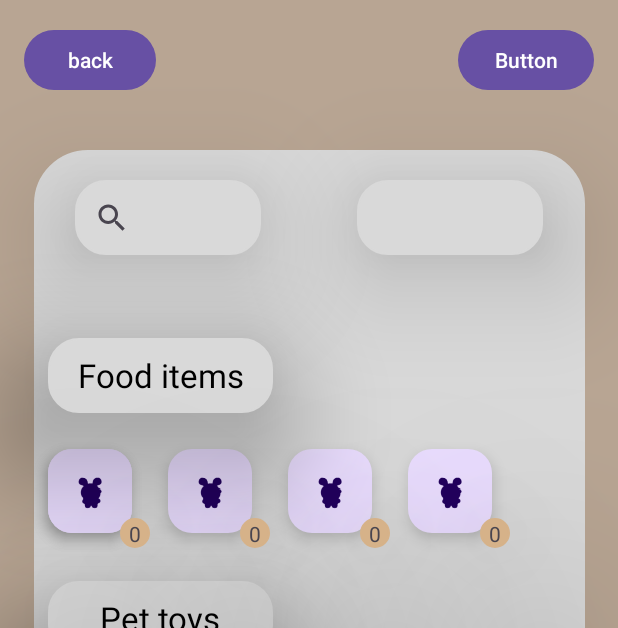
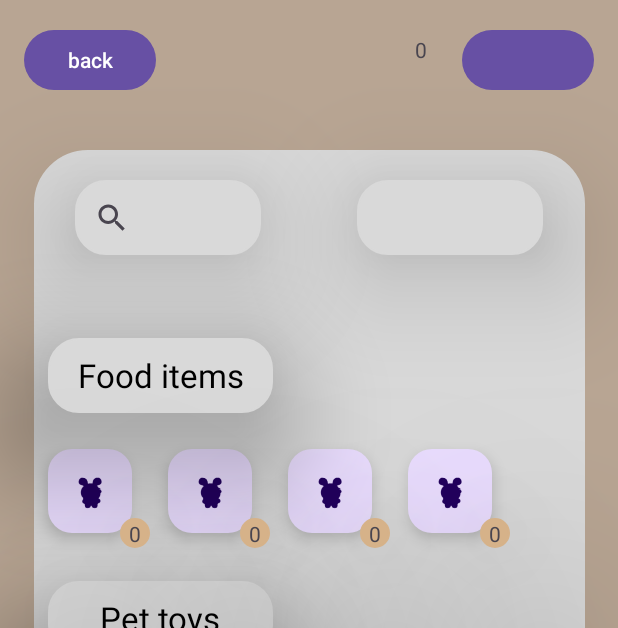
Before and after one commit to TvoiaJopa/MyPetGroup10, an Android app: the screen it shows after launch (ShopScreen), after a tap on "Shop", on a phone screen of 412 x 824 dp. Shown: the top 628 px of the screen. Run offline under Robolectric (Android 15) with nearby library versions, the phone set to English and light mode, and no system bars.

Commit message:
ostamis napit toimii suunnilleen

```diff
--- a/app/src/main/java/com/example/mypetgroup10/MainActivity.kt
+++ b/app/src/main/java/com/example/mypetgroup10/MainActivity.kt
@@ -177,6 +177,19 @@ import android.widget.ProgressBar
             editor.putInt("hungerMax", 100)
             hungerMax = 100
             editor.putString("player_name", "John Doe")
+
+            //adds shop items here too :)
+            editor.putInt("money", 0)
+            editor.putInt("toy1", 0)
+            editor.putInt("toy1", 0)
+            editor.putInt("toy2", 0)
+            editor.putInt("toy3", 0)
+            editor.putInt("toy4", 0)
+            editor.putInt("food1", 0)
+            editor.putInt("food2", 0)
+            editor.putInt("food3", 0)
+            editor.putInt("food4", 0)
+
             editor.apply()
         }
 
--- a/app/src/main/res/layout/activity_shop_screen.xml
+++ b/app/src/main/res/layout/activity_shop_screen.xml
@@ -23,7 +23,7 @@
         android:layout_height="wrap_content"
         android:layout_marginTop="16dp"
         android:layout_marginEnd="16dp"
-        android:text="Button"
+        android:text=""
         app:layout_constraintEnd_toEndOf="parent"
         app:layout_constraintTop_toTopOf="parent" />
 
@@ -71,17 +71,6 @@
 
     <com.google.android.material.floatingactionbutton.FloatingActionButton
         android:id="@+id/floatingActionButton"
-        android:layout_width="wrap_content"
-        android:layout_height="wrap_content"
-        android:layout_marginStart="32dp"
-        android:layout_marginTop="24dp"
-        android:clickable="true"
-        app:layout_constraintStart_toStartOf="parent"
-        app:layout_constraintTop_toBottomOf="@+id/textView"
-        app:srcCompat="@drawable/lechita0001" />
-
-    <com.google.android.material.floatingactionbutton.FloatingActionButton
-        android:id="@+id/floatingActionButton9"
         android:layout_width="wrap_content"
         android:layout_height="wrap_content"
         android:layout_marginStart="32dp"
@@ -287,4 +276,15 @@
         app:layout_constraintTop_toTopOf="parent"
         app:srcCompat="@drawable/shopbuyarea" />
 
+    <TextView
+        android:id="@+id/textView8"
+        android:layout_width="wrap_content"
+        android:layout_height="wrap_content"
+        android:layout_marginTop="23dp"
+        android:layout_marginEnd="23dp"
+        android:elevation="100dp"
+        android:text="TextView"
+        app:layout_constraintEnd_toStartOf="@+id/button2"
+        app:layout_constraintTop_toTopOf="parent" />
+
 </androidx.constraintlayout.widget.ConstraintLayout>
--- a/app/src/main/res/values/strings.xml
+++ b/app/src/main/res/values/strings.xml
@@ -9,7 +9,7 @@
     <!-- Strings for shop selection -->
     <string name="shopSelection1">Food items</string>
     <string name="shopSelection2">Pet toys</string>
-    <!-- Strings for shop prices -->
+    <!-- Default strings for shop prices -->
     <string name="priceItem1">0</string>
     <string name="priceItem2">0</string>
     <string name="priceItem3">0</string>
@@ -18,7 +18,7 @@
     <string name="priceItem6">0</string>
     <string name="priceItem7">0</string>
     <string name="priceItem8">0</string>
-    <string name="google_map_api_key">AIzaSyCt6N1006ztnPpi8nMxC8IpeG77A0AGMC0</string>
+    <string name="google_map_api_key"></string>
 
     <string name="lorem_ipsum">
         Lorem ipsum dolor sit amet, consectetur adipiscing elit. Nam in scelerisque sem. Mauris
```
Also changed, not shown: app/src/main/java/com/example/mypetgroup10/Shoop.kt (+204 -0 lines).
